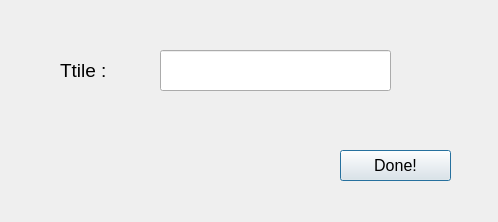
Above: MainWindowApp/tasksetting.ui from TheYoungOldtimer/ApProject1 before the change. Below: the same form after it.
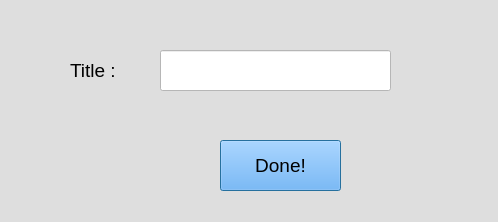
That is the form after the change.

```diff
--- a/MainWindowApp/tasksetting.ui
+++ b/MainWindowApp/tasksetting.ui
@@ -13,6 +13,10 @@
   <property name="windowTitle">
    <string>Dialog</string>
   </property>
+  <property name="styleSheet">
+   <string notr="true">background-color: rgb(222, 222, 222);
+color: rgb(0, 0, 0);</string>
+  </property>
   <widget class="QLineEdit" name="lineEdit">
    <property name="geometry">
     <rect>
@@ -27,13 +31,16 @@
      <pointsize>12</pointsize>
     </font>
    </property>
+   <property name="styleSheet">
+    <string notr="true">background-color: rgb(255, 255, 255);</string>
+   </property>
   </widget>
   <widget class="QLabel" name="label">
    <property name="geometry">
     <rect>
-     <x>60</x>
+     <x>70</x>
      <y>50</y>
-     <width>81</width>
+     <width>61</width>
      <height>41</height>
     </rect>
    </property>
@@ -43,23 +50,29 @@
     </font>
    </property>
    <property name="text">
-    <string>Ttile :</string>
+    <string>Title :</string>
    </property>
   </widget>
   <widget class="QPushButton" name="pushButton">
    <property name="geometry">
     <rect>
-     <x>340</x>
-     <y>150</y>
-     <width>111</width>
-     <height>31</height>
+     <x>220</x>
+     <y>140</y>
+     <width>121</width>
+     <height>51</height>
     </rect>
    </property>
    <property name="font">
     <font>
-     <pointsize>12</pointsize>
+     <pointsize>14</pointsize>
     </font>
    </property>
+   <property name="cursor">
+    <cursorShape>PointingHandCursor</cursorShape>
+   </property>
+   <property name="styleSheet">
+    <string notr="true">background-color: rgb(85, 170, 255);</string>
+   </property>
    <property name="text">
     <string>Done!</string>
    </property>
@@ -67,7 +80,7 @@
   <widget class="QLabel" name="label_2">
    <property name="geometry">
     <rect>
-     <x>156</x>
+     <x>160</x>
      <y>100</y>
      <width>231</width>
      <height>20</height>
@@ -78,6 +91,9 @@
      <pointsize>12</pointsize>
     </font>
    </property>
+   <property name="styleSheet">
+    <string notr="true">color: rgb(255, 0, 0);</string>
+   </property>
    <property name="text">
     <string/>
    </property>
```
